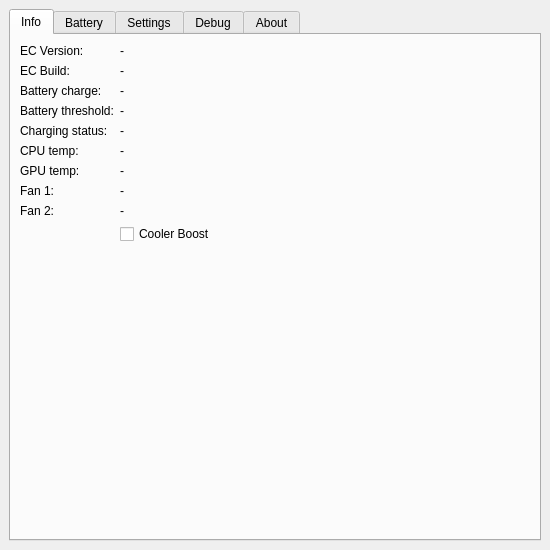
Above: src/mainwindow.ui from dmitry-s93/MControlCenter before the change. Below: the same form after it.
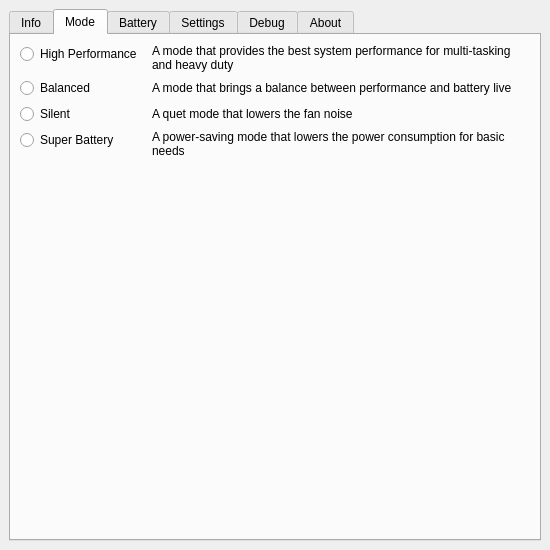
That is the form after the change. The open tabs and pages were chosen to show the change.

The edit to the form file:
```diff
--- a/src/mainwindow.ui
+++ b/src/mainwindow.ui
@@ -207,6 +207,116 @@
         </item>
        </layout>
       </widget>
+      <widget class="QWidget" name="modeTab">
+       <attribute name="title">
+        <string>Mode</string>
+       </attribute>
+       <layout class="QVBoxLayout" name="verticalLayout_2">
+        <item>
+         <layout class="QFormLayout" name="formLayout_4">
+          <property name="fieldGrowthPolicy">
+           <enum>QFormLayout::AllNonFixedFieldsGrow</enum>
+          </property>
+          <property name="rowWrapPolicy">
+           <enum>QFormLayout::WrapLongRows</enum>
+          </property>
+          <property name="labelAlignment">
+           <set>Qt::AlignLeading|Qt::AlignLeft|Qt::AlignVCenter</set>
+          </property>
+          <property name="formAlignment">
+           <set>Qt::AlignHCenter|Qt::AlignTop</set>
+          </property>
+          <property name="horizontalSpacing">
+           <number>10</number>
+          </property>
+          <property name="verticalSpacing">
+           <number>6</number>
+          </property>
+          <item row="0" column="0">
+           <widget class="QRadioButton" name="highPerformanceModeRadioButton">
+            <property name="text">
+             <string>High Performance</string>
+            </property>
+           </widget>
+          </item>
+          <item row="1" column="0">
+           <widget class="QRadioButton" name="balancedModeRadioButton">
+            <property name="text">
+             <string>Balanced</string>
+            </property>
+           </widget>
+          </item>
+          <item row="1" column="1">
+           <widget class="QLabel" name="label_10">
+            <property name="text">
+             <string>A mode that brings a balance between performance and battery live</string>
+            </property>
+            <property name="wordWrap">
+             <bool>true</bool>
+            </property>
+           </widget>
+          </item>
+          <item row="2" column="0">
+           <widget class="QRadioButton" name="silentModeRadioButton">
+            <property name="text">
+             <string>Silent</string>
+            </property>
+           </widget>
+          </item>
+          <item row="3" column="0">
+           <widget class="QRadioButton" name="superBatteryModeRadioButton">
+            <property name="text">
+             <string>Super Battery</string>
+            </property>
+           </widget>
+          </item>
+          <item row="0" column="1">
+           <widget class="QLabel" name="label_11">
+            <property name="text">
+             <string>A mode that provides the best system performance for multi-tasking and heavy duty</string>
+            </property>
+            <property name="wordWrap">
+             <bool>true</bool>
+            </property>
+           </widget>
+          </item>
+          <item row="2" column="1">
+           <widget class="QLabel" name="label_12">
+            <property name="text">
+             <string>A quet mode that lowers the fan noise</string>
+            </property>
+            <property name="wordWrap">
+             <bool>true</bool>
+            </property>
+           </widget>
+          </item>
+          <item row="3" column="1">
+           <widget class="QLabel" name="label_13">
+            <property name="text">
+             <string>A power-saving mode that lowers the power consumption for basic needs</string>
+            </property>
+            <property name="wordWrap">
+             <bool>true</bool>
+            </property>
+           </widget>
+          </item>
+         </layout>
+        </item>
+        <item>
+         <spacer name="verticalSpacer_6">
+          <property name="orientation">
+           <enum>Qt::Vertical</enum>
+          </property>
+          <property name="sizeHint" stdset="0">
+           <size>
+            <width>20</width>
+            <height>40</height>
+           </size>
+          </property>
+         </spacer>
+        </item>
+       </layout>
+      </widget>
       <widget class="QWidget" name="batteryTab">
        <property name="enabled">
         <bool>true</bool>
```
Left out of the diff: 6 changed lines with no effect on the pictures.
